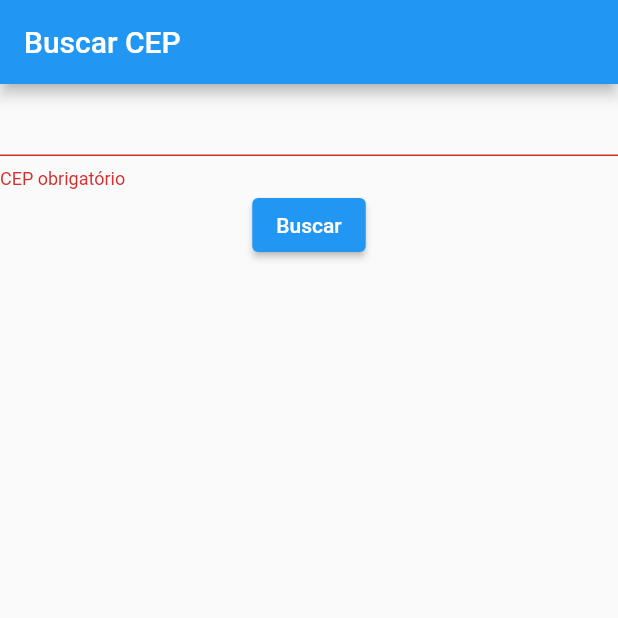
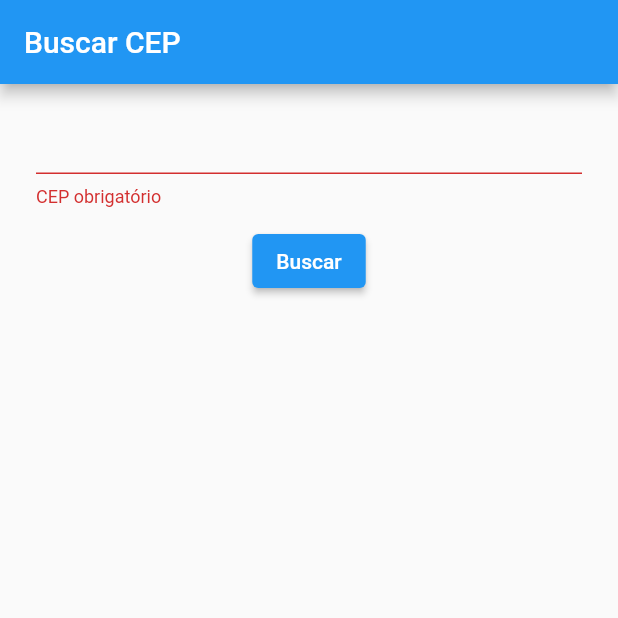
Before and after one commit to ezequiasmelo/flutter-cep, a Flutter app: the screen it shows after launch, after a tap on "Buscar", on a phone screen of 412 x 824 dp, the top half of it. Run offline on Flutter 3.47's test engine with Material 2 defaults, Android fonts, the phone set to English and light mode, and no system bars; our stand-ins replace dio.

Commit message:
add custom_text_form_field

```diff
--- a/lib/pages/home_page.dart
+++ b/lib/pages/home_page.dart
@@ -2,6 +2,8 @@ import 'package:flutter/material.dart';
 import 'package:flutter_cep/models/endereco_model.dart';
 import 'package:flutter_cep/repositories/cep_repository.dart';
 import 'package:flutter_cep/repositories/cep_repository_impl.dart';
+
+import '../widgets/custom_text_form_field.dart';
 
 class HomePage extends StatefulWidget {
   const HomePage({super.key});
@@ -35,14 +37,8 @@ class _HomePageState extends State<HomePage> {
           key: formKey,
           child: Column(
             children: [
-              TextFormField(
+              CustomTextFormField(
                 controller: cepEC,
-                validator: (value) {
-                  if (value == null || value.isEmpty) {
-                    return 'CEP obrigatório';
-                  }
-                  return null;
-                },
               ),
               ElevatedButton(
                 onPressed: () async {
--- /dev/null
+++ b/lib/widgets/custom_text_form_field.dart
@@ -0,0 +1,34 @@
+import 'package:flutter/material.dart';
+
+class CustomTextFormField extends StatefulWidget {
+  final TextEditingController? controller;
+
+  const CustomTextFormField({
+    Key? key,
+    this.controller,
+  }) : super(key: key);
+
+  @override
+  State<CustomTextFormField> createState() => _CustomTextFormFieldState();
+}
+
+class _CustomTextFormFieldState extends State<CustomTextFormField> {
+  @override
+  Widget build(BuildContext context) {
+    return Padding(
+      padding: const EdgeInsets.symmetric(
+        horizontal: 24.0,
+        vertical: 12.0,
+      ),
+      child: TextFormField(
+        controller: widget.controller,
+        validator: (value) {
+          if (value == null || value.isEmpty) {
+            return 'CEP obrigatório';
+          }
+          return null;
+        },
+      ),
+    );
+  }
+}
```
